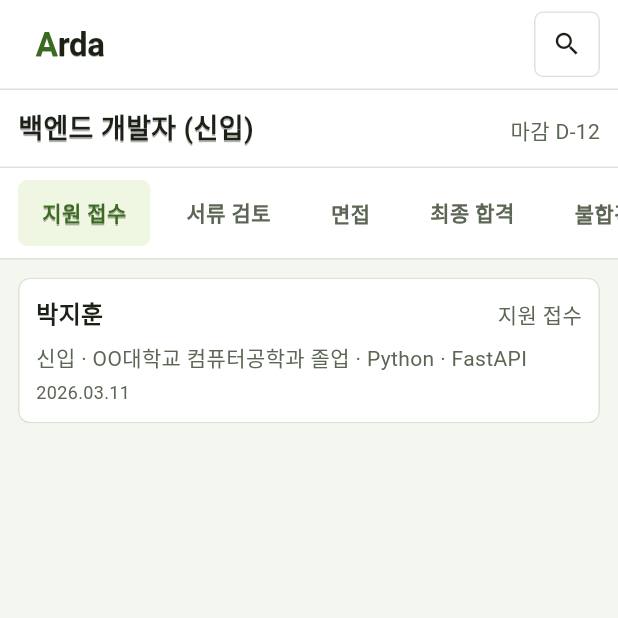
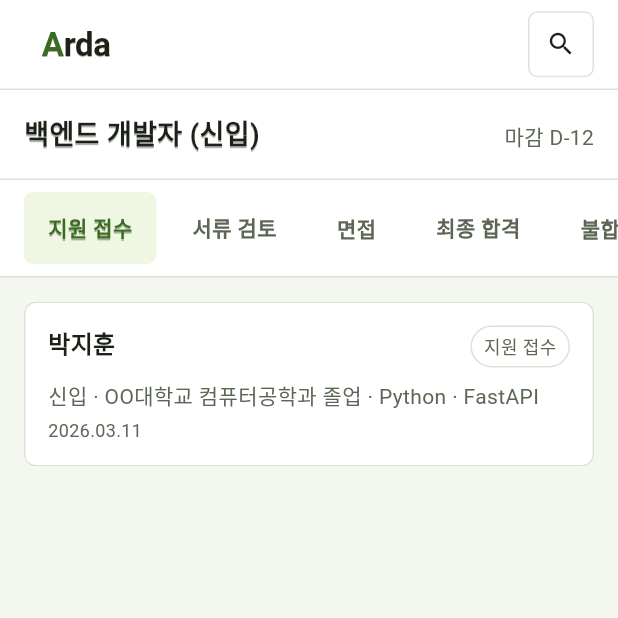
Before and after one commit to Seuk-Team/Arda, a Flutter app: the screen it shows after launch, on a phone screen of 412 x 824 dp, the top half of it. Run offline on Flutter 3.47's test engine with Material 3 defaults, Android fonts, the phone set to English and light mode, and no system bars; Roboto replaces fonts that are missing (IBM Plex Sans KR).

Commit message:
feat(app): 모바일 시안 반영 ① — 치수·단계 칩·상세 카드형 (#143)
## 무엇

프론트 담당자가 2026-08-28에 준 **모바일 시안**을 반영한다.
시안이 목업에 없던 5개 화면을 채워 줬고, 그 과정에서 **기존 화면의 수치도 함께 정해졌다.**

이 PR은 **이미 있는 화면을 시안 수치에 맞추는 것**까지다.
새 화면(퍼널 바·공고 리스트·단계 변경 시트·단계 이력·평가 목록)은 후속 PR로 나눈다.

## 치수 — 시안이 숫자로 지정한 것

| | 전 | 후 |
|---|---|---|
| 화면 여백 | 12dp | **16dp** |
| 단계 탭 높이 | 44 | **48dp** |
| 지원자 카드 최소 높이 | 72 | **88dp** (세 줄 목록) |
| 카드 안쪽 여백 | 12 | **16dp** |

탭 48dp는 05-design §2의 **"메뉴 항목 높이 48"** 토큰을 썼다 — 새 값을 만들지 않았다.

## 단계 표시를 칩으로

목업은 글자였고 시안은 알약 칩이다. **05-design §1 "색은 판단에만"은 그대로:**

⚠️ 칩의 테두리·채움 수치는 시안에 없어 기존 토큰(`--r-pill` · `--border`)으로 채웠다.

## 상세 화면

**닫기 버튼** — 오른쪽 위 ✕(테두리 박스) → **왼쪽 맨 화살표(←)**.
시안 전 화면이 뒤로가기를 쓴다. 공고 → 지원자 → 상세로 파고드는 계층이라
안드로이드 뒤로가기와 방향이 같다.

**지원 정보** — 라벨 88px 열 + 값(목업 `.dlist`) → **라벨 위 · 값 아래 카드형**

"지원 정보" 구획 제목을 없앴다 — 시안 화면에 없고, **라벨이 곧 항목 이름**이라 중복이다.
배경을 `--bg`로 바꿨다. 흰 카드가 떠 보이려면 받침이 필요하다(목록 화면과 같은 방식).

⚠️ 항목 카드 수치는 시안에 없어 **공고 리스트에 준 값**(카드 여백 16 · 사이 12)을 따랐다.
같은 앱의 같은 종류 요소라 일관되게 뒀다.

## 후속 PR 예정

## 검증

flutter analyze No issues found
flutter test 15개 통과
실기기 **SM-S928N (Android 16)** 구동 확인

## 승인

`mobile/` 단독 — **오너 셀프 머지.**
스키마·02-api·공용 문서·타 도메인 변경 **없음.**

```diff
--- a/mobile/lib/screens/applicants_screen.dart
+++ b/mobile/lib/screens/applicants_screen.dart
@@ -48,7 +48,7 @@ class _ApplicantsScreenState extends State<ApplicantsScreen> {
           Expanded(
             // 목업 `.mlist` — 카드 사이 8px, 바깥 여백 12px
             child: ListView.separated(
-              padding: const EdgeInsets.all(AppSpace.s3),
+              padding: const EdgeInsets.all(AppSpace.s4),
               itemCount: applicants.length,
               separatorBuilder: (_, _) => const SizedBox(height: AppSpace.s2),
               itemBuilder: (_, i) => ApplicantCard(
--- a/mobile/lib/widgets/app_top_bar.dart
+++ b/mobile/lib/widgets/app_top_bar.dart
@@ -35,7 +35,7 @@ class AppTopBar extends StatelessWidget implements PreferredSizeWidget {
         child: SizedBox(
           height: _height,
           child: Padding(
-            padding: const EdgeInsets.symmetric(horizontal: AppSpace.s3),
+            padding: const EdgeInsets.symmetric(horizontal: AppSpace.s4),
             child: Row(
               children: [
                 const Padding(
--- a/mobile/lib/widgets/applicant_card.dart
+++ b/mobile/lib/widgets/applicant_card.dart
@@ -32,8 +32,8 @@ class ApplicantCard extends StatelessWidget {
         highlightColor: AppColors.bgSunken,
         splashColor: AppColors.bgSunken,
         child: Container(
-          constraints: const BoxConstraints(minHeight: 72),
-          padding: const EdgeInsets.all(AppSpace.s3),
+          constraints: const BoxConstraints(minHeight: 88),
+          padding: const EdgeInsets.all(AppSpace.s4),
           child: Column(
             crossAxisAlignment: CrossAxisAlignment.start,
             mainAxisSize: MainAxisSize.min,
--- a/mobile/lib/widgets/posting_header.dart
+++ b/mobile/lib/widgets/posting_header.dart
@@ -22,7 +22,7 @@ class PostingHeader extends StatelessWidget {
     final deadline = posting.deadlineLabel(today ?? DateTime.now());
 
     return Container(
-      padding: const EdgeInsets.all(AppSpace.s3),
+      padding: const EdgeInsets.all(AppSpace.s4),
       decoration: const BoxDecoration(
         color: AppColors.bgElev,
         border: Border(
--- a/mobile/lib/widgets/stage_label.dart
+++ b/mobile/lib/widgets/stage_label.dart
@@ -1,10 +1,11 @@
-/// 단계 라벨 — 05-design §1 **색은 판단에만.**
+/// 단계 칩 — 시안(2026-08-28)의 단계 표시. 목업의 글자 표기를 칩으로 올린 것이다.
 ///
-/// 진행 중(접수·서류·면접)은 무채색 + 라벨뿐이고,
-/// **합격만 연두, 불합격만 적갈**로 굵게 쓴다. 판단 전에는 색을 주지 않는다.
+/// 05-design §1 **색은 판단에만.**
+/// 진행 중(접수·서류·면접)은 무채색, **합격만 연두, 불합격만 적갈.**
+/// 판단 전에는 색을 주지 않는다.
 ///
-/// 목업의 `.stage-progress` / `.stage-accepted` / `.stage-rejected` 에 대응한다.
-/// 카드와 상세 헤더가 같은 규격을 써야 해서 위젯으로 뺐다.
+/// 칩의 세부 규격(테두리·채움)은 시안에 수치가 없어 기존 토큰으로 채웠다 —
+/// `--r-pill` · `--border` · §1 색. 시안과 다르면 여기만 고치면 된다.
 library;
 
 import 'package:flutter/material.dart';
@@ -19,21 +20,51 @@ class StageLabel extends StatelessWidget {
 
   @override
   Widget build(BuildContext context) {
-    final (color, weight) = switch (stage) {
-      Stage.accepted => (AppColors.leaf, FontWeight.w700),
-      Stage.rejected => (AppColors.danger, FontWeight.w700),
-      _ => (AppColors.textSub, AppType.wRegular),
+    // (글자색, 테두리색, 채움색, 굵기)
+    final (fg, border, bg, weight) = switch (stage) {
+      Stage.accepted => (
+        AppColors.leaf,
+        AppColors.sprout,
+        AppColors.sproutSoft,
+        FontWeight.w700,
+      ),
+      Stage.rejected => (
+        AppColors.danger,
+        AppColors.danger,
+        AppColors.dangerSoft,
+        FontWeight.w700,
+      ),
+      // 판단 전 — 색 없이 테두리만
+      _ => (
+        AppColors.textSub,
+        AppColors.border,
+        AppColors.bgElev,
+        AppType.wRegular,
+      ),
     };
 
-    return Text(
-      stage.label,
-      // 단계는 한 줄 고정. 두 줄이 되면 버그다 (§2)
-      softWrap: false,
-      style: TextStyle(
-        fontFamily: AppType.fontFamily,
-        fontSize: AppType.sm,
-        fontWeight: weight,
-        color: color,
+    return Container(
+      padding: const EdgeInsets.symmetric(
+        horizontal: AppSpace.s2,
+        vertical: AppSpace.s1,
+      ),
+      decoration: BoxDecoration(
+        color: bg,
+        borderRadius: AppShape.pill,
+        border: Border.fromBorderSide(
+          BorderSide(color: border, width: AppShape.borderW),
+        ),
+      ),
+      child: Text(
+        stage.label,
+        // 칩은 한 줄 고정. 두 줄이 되면 버그다 (§2)
+        softWrap: false,
+        style: TextStyle(
+          fontFamily: AppType.fontFamily,
+          fontSize: AppType.caption,
+          fontWeight: weight,
+          color: fg,
+        ),
       ),
     );
   }
--- a/mobile/lib/widgets/stage_tabs.dart
+++ b/mobile/lib/widgets/stage_tabs.dart
@@ -33,7 +33,7 @@ class StageTabs extends StatelessWidget {
       child: SingleChildScrollView(
         scrollDirection: Axis.horizontal,
         padding: const EdgeInsets.symmetric(
-          horizontal: AppSpace.s3,
+          horizontal: AppSpace.s4,
           vertical: AppSpace.s2,
         ),
         child: Row(
@@ -81,7 +81,7 @@ class _Tab extends StatelessWidget {
           highlightColor: AppColors.bgSunken,
           splashColor: AppColors.bgSunken,
           child: Container(
-            height: AppLayout.minTouchTarget,
+            height: AppType.menuItemHeight,
             alignment: Alignment.center,
             padding: const EdgeInsets.symmetric(horizontal: AppSpace.s4),
             child: Text(
```
Also changed, not shown: mobile/lib/screens/applicant_detail_screen.dart (+25 -39 lines), mobile/lib/widgets/detail_section.dart (+54 -81 lines), 1 other file.
